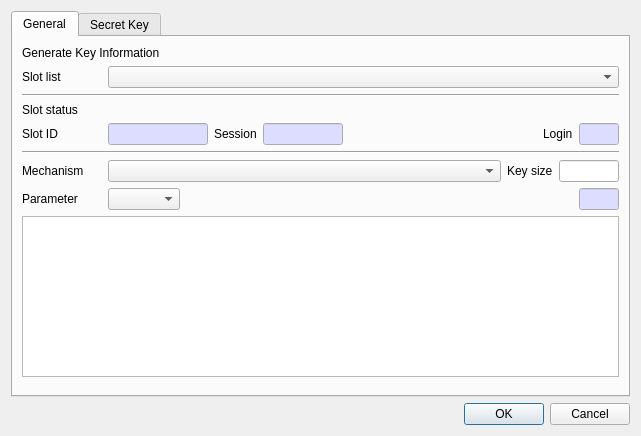
This is CryptokiMan/gen_key_dlg.ui in jykim74/CryptokiMan as Qt 5 draws it before an edit. The edited form follows.
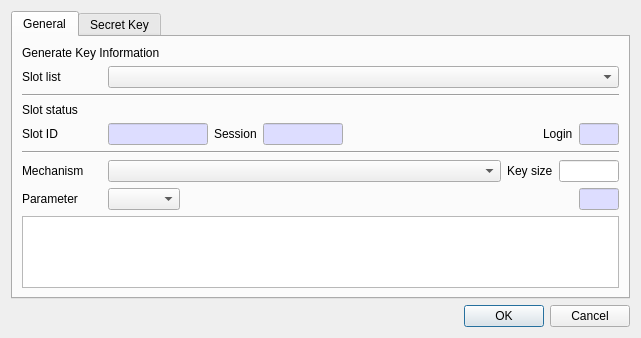
This is the edited form.

Diff of the .ui file:
```diff
--- a/CryptokiMan/gen_key_dlg.ui
+++ b/CryptokiMan/gen_key_dlg.ui
@@ -7,7 +7,7 @@
     <x>0</x>
     <y>0</y>
     <width>641</width>
-    <height>436</height>
+    <height>334</height>
    </rect>
   </property>
   <property name="windowTitle">
```
